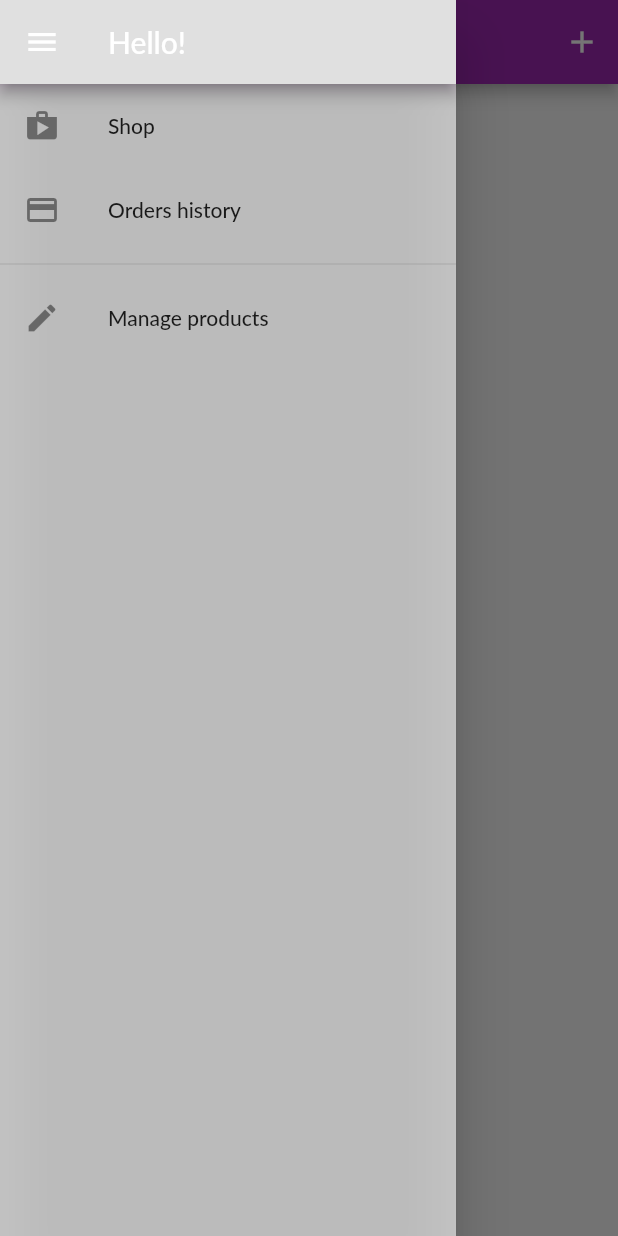
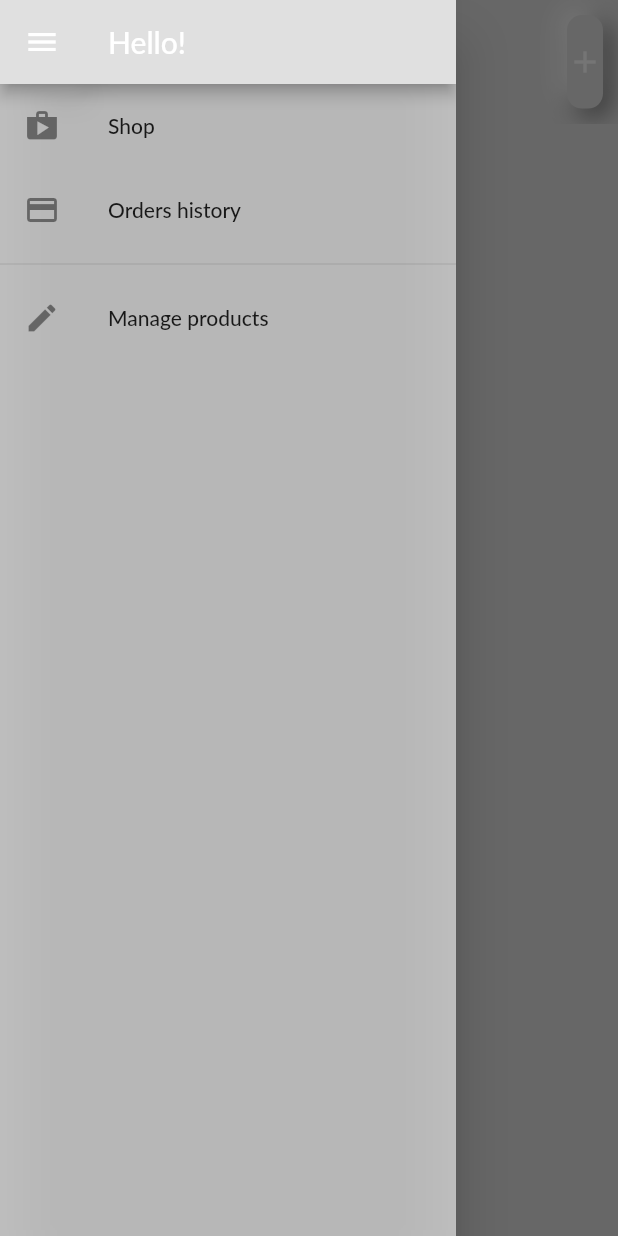
Before and after one commit to minhho89/Flutter_Shop_App, a Flutter app: the UserProductScreen screen opened by its route, with the side drawer open, on a phone screen of 412 x 824 dp. Run offline on Flutter 3.47's test engine with Material 2 defaults, Android fonts, the phone set to English and light mode, and no system bars; our stand-ins replace badges; network calls fail; Roboto replaces fonts that are missing (Lato).

Commit message:
User products neumorphic app

```diff
--- a/lib/screens/user_product_screen/user_product_screen.dart
+++ b/lib/screens/user_product_screen/user_product_screen.dart
@@ -1,7 +1,10 @@
 import 'package:flutter/material.dart';
 import 'package:provider/provider.dart';
+import 'package:shop_app_nojson/consts/constants.dart';
 import 'package:shop_app_nojson/screens/add_new_screen/add_new_screen.dart';
+import 'package:shop_app_nojson/widgets/app_appbar.dart';
 import 'package:shop_app_nojson/widgets/app_drawer.dart';
+import 'package:shop_app_nojson/widgets/neumorphics/neumorphic_button.dart';
 
 import '../../providers/Products.dart';
 
@@ -15,15 +18,21 @@ class UserProductScreen extends StatelessWidget {
     Products products = Provider.of<Products>(context, listen: false);
 
     return Scaffold(
-      appBar: AppBar(
-        title: const Text('Products Management'),
+      backgroundColor: kBackgroundColor,
+      appBar: CusTomAppBar(
+        titleText: 'Products Management',
         actions: [
-          IconButton(
-            onPressed: () =>
-                Navigator.of(context).pushNamed(AddNewProductScreen.routeName),
-            icon: Icon(Icons.add),
+          Padding(
+            padding: const EdgeInsets.all(10.0),
+            child: NeumorphicButton(
+              borderRadius: BorderRadius.circular(10),
+              onPressed: () => Navigator.of(context)
+                  .pushNamed(AddNewProductScreen.routeName),
+              child: const Icon(Icons.add),
+            ),
           ),
         ],
+        context: context,
       ),
       drawer: Theme(
         data: Theme.of(context).copyWith(canvasColor: Colors.transparent),
```
